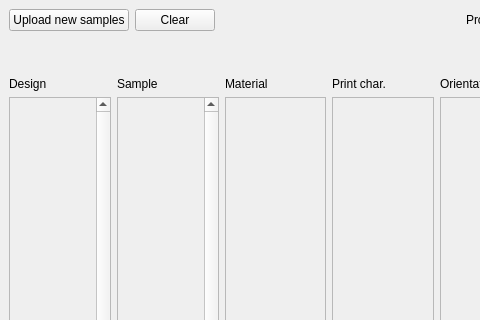
Above: form.ui from Phil0795/Filter before the change; both pictures show x 0 to 480 and y 0 to 320 of the 1305 by 919 pixel window. Below: the same form after it.
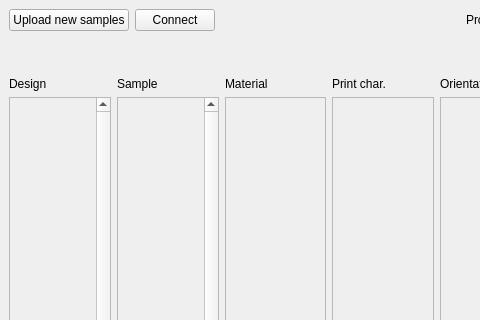
That is the form after the change.

```diff
--- a/form.ui
+++ b/form.ui
@@ -29,7 +29,7 @@
         <item>
          <widget class="QPushButton" name="pushButton">
           <property name="text">
-           <string>Clear</string>
+           <string>Connect</string>
           </property>
          </widget>
         </item>
```
Left out of the diff: 24 changed lines with no effect on the pictures.
